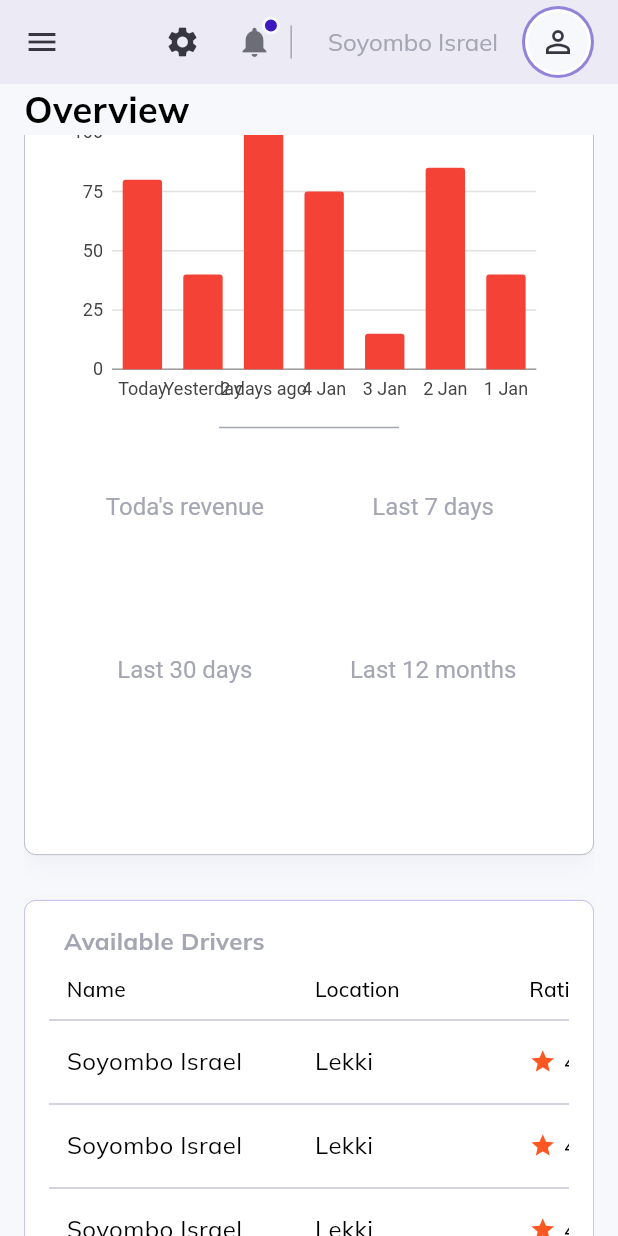
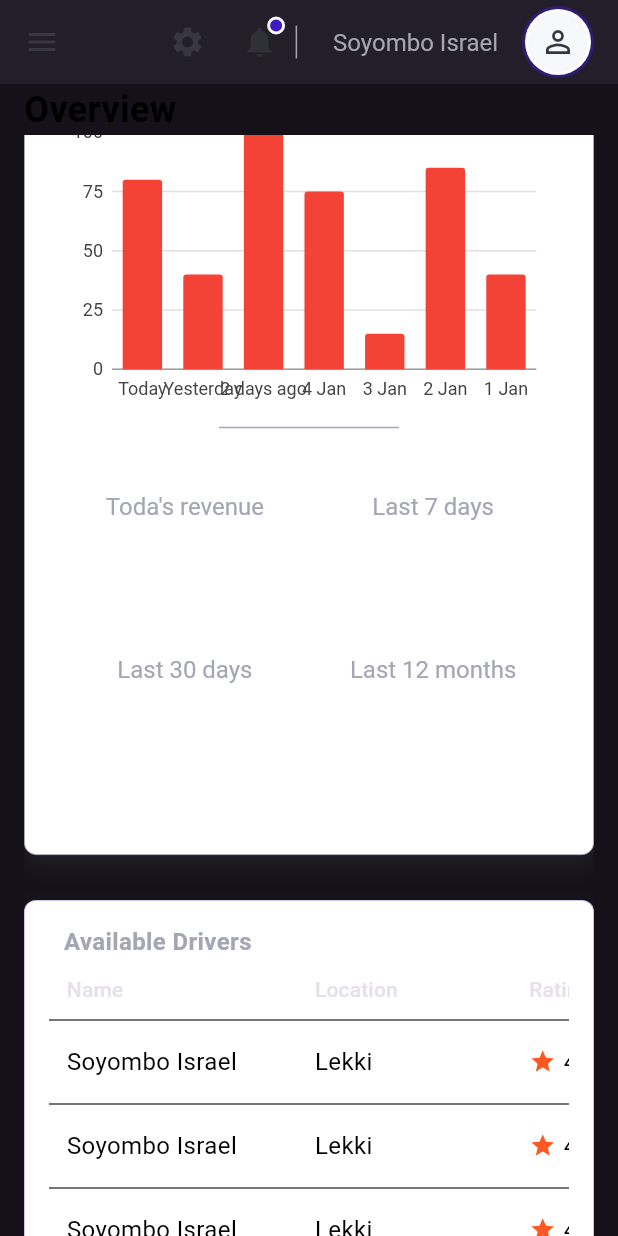
Before and after one commit to kiingxo/responsive-dashboard, a Flutter app: the screen it shows after launch, scrolled down 576 dp, after a tap on the "settings" icon, on a phone screen of 412 x 824 dp. Run offline on Flutter 3.47's test engine with Material 3 defaults, Android fonts, the phone set to English and light mode, and no system bars; drawn by our look-alikes of data_table_2; our stand-ins replace charts_flutter_new, get, google_fonts.

Commit message:
todo:finsih theme

```diff
--- a/lib/widgets/top_nav.dart
+++ b/lib/widgets/top_nav.dart
@@ -1,6 +1,7 @@
 import 'package:dashboard/constants/style.dart';
 import 'package:dashboard/helpers/reponsiveness.dart';
 import 'package:flutter/material.dart';
+import 'package:get/get.dart';
 
 import 'custom_text.dart';
 
@@ -35,11 +36,16 @@ AppBar topNavigationBar(BuildContext context, GlobalKey<ScaffoldState> key) =>
               )),
           Expanded(child: Container()),
           IconButton(
-              icon: const Icon(
-                Icons.settings,
-                color: dark,
-              ),
-              onPressed: () {}),
+            icon: const Icon(
+              Icons.settings,
+              color: dark,
+            ),
+            onPressed: () {
+              Get.changeTheme(
+                  Get.isDarkMode ? ThemeData.light() : ThemeData.dark());
+              print("change theme");
+            },
+          ),
           Stack(
             children: [
               IconButton(
```
